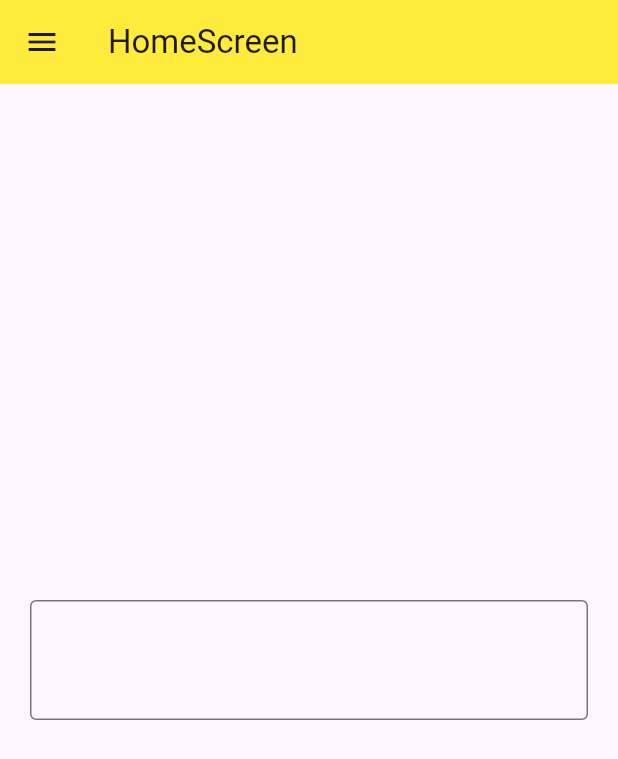
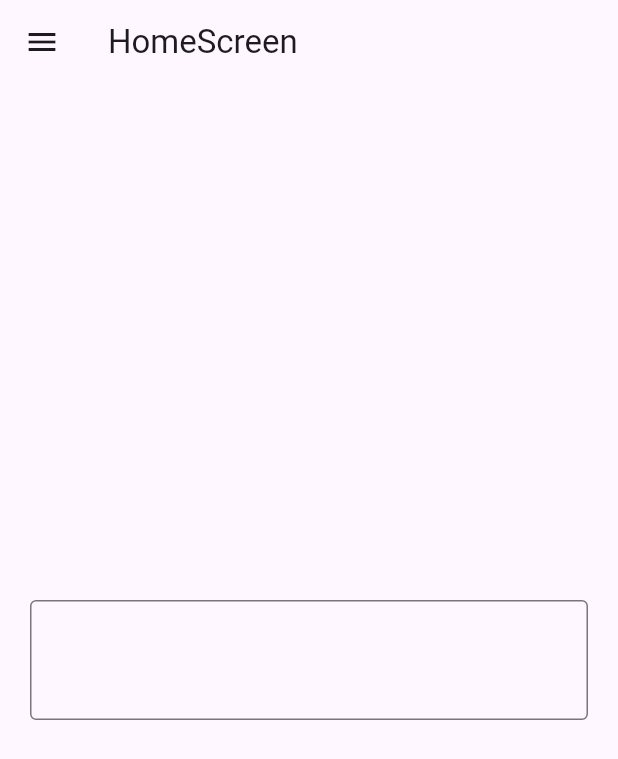
Before and after one commit to Abrorov-javohir/todo_and_reminder_app, a Flutter app: the screen it shows after launch, in the side drawer, after a tap on "Home Page", on a phone screen of 412 x 824 dp. Shown: the top 759 px of the screen. Run offline on Flutter 3.47's test engine with Material 3 defaults, Android fonts, the phone set to English and light mode, and no system bars; our stand-ins replace shared_preferences; missing offline and left inert: dart:js_util.

Commit message:
work with ofline

```diff
--- a/lib/main.dart
+++ b/lib/main.dart
@@ -1,39 +1,46 @@
 import 'package:flutter/material.dart';
-import 'package:todo_and_reminder_app/utils/app_constants.dart';
+import 'package:shared_preferences/shared_preferences.dart';
+import 'package:todo_and_reminder_app/method/load_data.dart';
+import 'package:todo_and_reminder_app/method/save_data.dart';
 import 'package:todo_and_reminder_app/views/screens/home_screens.dart';
 
-void main() {
-  runApp(const MyApp());
+void main() async {
+  WidgetsFlutterBinding.ensureInitialized();
+  final isDarkMode = await loadThemeMode();
+  runApp(MyApp(isDarkMode: isDarkMode));
 }
 
 class MyApp extends StatefulWidget {
-  const MyApp({super.key});
+  final bool isDarkMode;
+  MyApp({required this.isDarkMode});
 
   @override
-  State<MyApp> createState() => _MyAppState();
+  _MyAppState createState() => _MyAppState();
 }
 
 class _MyAppState extends State<MyApp> {
-  void changeThemeMode(bool isDark) {
+  late bool _isDarkMode;
+
+  @override
+  void initState() {
+    super.initState();
+    _isDarkMode = widget.isDarkMode;
+  }
+
+  void _toggleThemeMode(bool isDarkMode) {
     setState(() {
-      AppConstants.themeMode = isDark ? ThemeMode.dark : ThemeMode.light;
+      _isDarkMode = isDarkMode;
     });
+    saveThemeMode(isDarkMode);
   }
 
   @override
   Widget build(BuildContext context) {
     return MaterialApp(
-      debugShowCheckedModeBanner: false,
-      theme: ThemeData(
-        appBarTheme: const AppBarTheme(
-          backgroundColor: Colors.yellow,
-        ),
-      ),
-      darkTheme: ThemeData.dark().copyWith(
-          scaffoldBackgroundColor: Colors.blue,
-          appBarTheme: AppBarTheme(color: Colors.red)),
-      themeMode: AppConstants.themeMode,
-      home: Homescreen(onThemeModeChanged: changeThemeMode),
+      theme: ThemeData.light(),
+      darkTheme: ThemeData.dark(),
+      themeMode: _isDarkMode ? ThemeMode.dark : ThemeMode.light,
+      home: Homescreen(onThemeModeChanged: _toggleThemeMode),
     );
   }
 }
--- /dev/null
+++ b/lib/method/load_data.dart
@@ -0,0 +1,6 @@
+import 'package:shared_preferences/shared_preferences.dart';
+
+Future<bool> loadThemeMode() async {
+  final prefs = await SharedPreferences.getInstance();
+  return prefs.getBool('isDarkMode') ?? false;
+}
--- /dev/null
+++ b/lib/method/save_data.dart
@@ -0,0 +1,6 @@
+import 'package:shared_preferences/shared_preferences.dart';
+
+Future<void> saveThemeMode(bool isDarkMode) async {
+  final prefs = await SharedPreferences.getInstance();
+  await prefs.setBool('isDarkMode', isDarkMode);
+}
--- a/pubspec.yaml
+++ b/pubspec.yaml
@@ -35,6 +35,7 @@ dependencies:
   # The following adds the Cupertino Icons font to your application.
   # Use with the CupertinoIcons class for iOS style icons.
   cupertino_icons: ^1.0.6
+  shared_preferences: ^2.2.3
 
 dev_dependencies:
   flutter_test:
```
Also changed, not shown: lib/views/screens/settings_screen.dart (+36 -68 lines), lib/views/widgets/custom_drawer.dart (+15 -45 lines), pubspec.lock, 1 other file.
